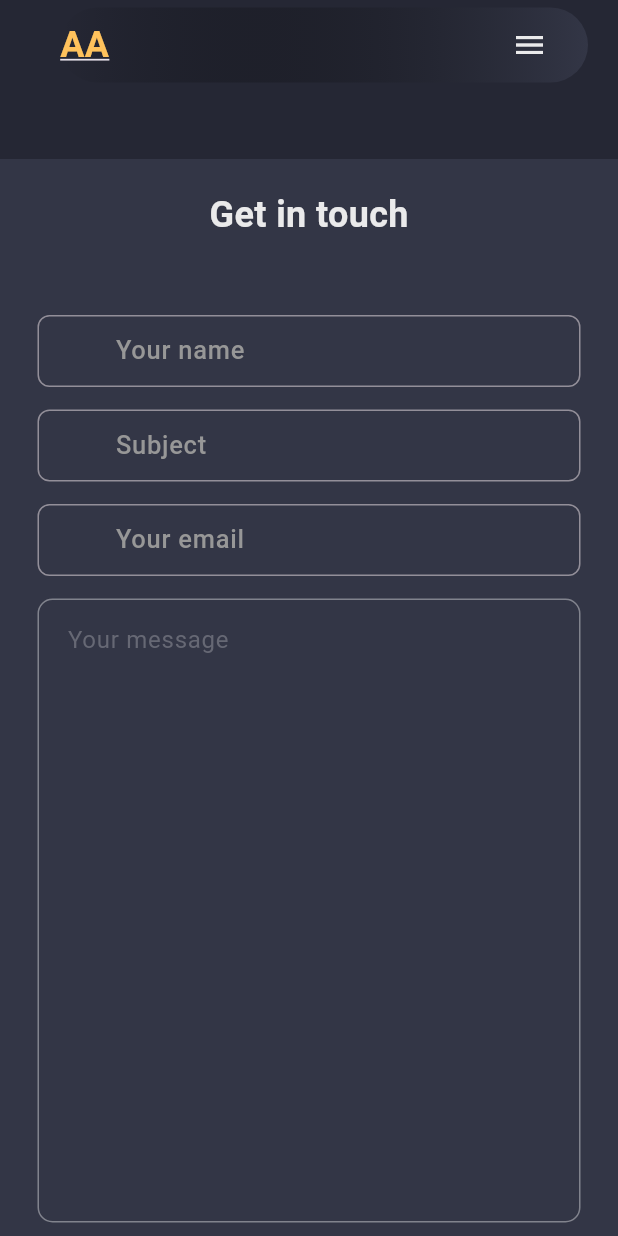
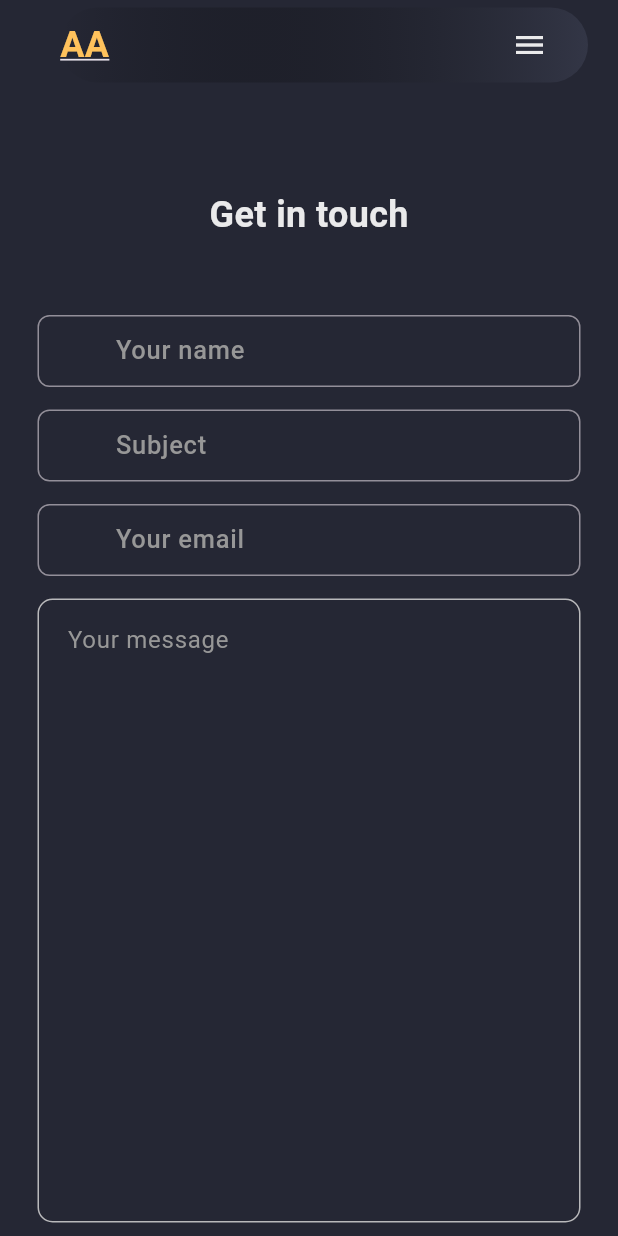
Before and after one commit to axelasa/flutterportfolio, a Flutter app: the screen it shows after launch, scrolled down 3456 dp, on a phone screen of 412 x 824 dp. Run offline on Flutter 3.47's test engine with Material 3 defaults, Android fonts, the phone set to English and light mode, and no system bars; our stand-ins replace google_fonts; missing offline and left inert: dart:js; Roboto replaces fonts that are missing (Akshar).

```diff
--- a/lib/utils/custom_text_field.dart
+++ b/lib/utils/custom_text_field.dart
@@ -8,11 +8,13 @@ class CustomTextField extends StatelessWidget {
     this.controller,
     this.maxLines = 1,
     this.hintText,
+    this.errorText,
   });
 
   final TextEditingController? controller;
   final int maxLines;
   final String? hintText;
+  final String? errorText;
 
   @override
   Widget build(BuildContext context) {
@@ -20,7 +22,7 @@ class CustomTextField extends StatelessWidget {
       controller: controller,
       maxLines: maxLines,
       style: const TextStyle(
-        color: CustomColor.scaffoldBg,
+        color: CustomColor.whitePrimary,
       ),
       decoration: InputDecoration(
         contentPadding: const EdgeInsets.all(16),
@@ -30,8 +32,9 @@ class CustomTextField extends StatelessWidget {
         enabledBorder: getInputBorder,
         border: getInputBorder,
         hintText: hintText,
+        errorText:errorText,
         hintStyle: const TextStyle(
-          color: CustomColor.hintDark,
+          color: Color(0xff979797),
         ),
       ),
     );
@@ -41,7 +44,7 @@ class CustomTextField extends StatelessWidget {
     return OutlineInputBorder(
       borderRadius: BorderRadius.circular(10),
       borderSide: const BorderSide( // Provide a proper BorderSide object
-        color: Colors.white38, // Change this to your desired color
+        color:Color(0xffb9b9bb), // Change this to your desired color
         width: 1.0, // Change this to your desired width
       ),
     );
--- a/lib/widgets/contact_section.dart
+++ b/lib/widgets/contact_section.dart
@@ -1,8 +1,6 @@
 import 'package:flutter/material.dart';
-import 'package:portfolio/constants/images.dart';
-//import 'package:portfolio/services/email_service.dart'; // Fixed typo
-
 import '../constants/colors.dart';
+import '../constants/images.dart';
 import '../constants/size.dart';
 import '../constants/sns_links.dart';
 import '../services/email_serrvice.dart';
@@ -24,18 +22,18 @@ class _ContactSectionState extends State<ContactSection> {
   final TextEditingController subjectController = TextEditingController();
   final TextEditingController messageController = TextEditingController();
 
-  bool isLoading = false; // Added this line
-
-  final GlobalKey<FormState> _formKey = GlobalKey<FormState>(); // Added this line
+  bool isLoading = false;
+  final GlobalKey<FormState> _formKeyDesktop = GlobalKey<FormState>();
+  final GlobalKey<FormState> _formKeyMobile = GlobalKey<FormState>();
+  bool _validate = false;
 
   @override
   Widget build(BuildContext context) {
     return Container(
       padding: const EdgeInsets.fromLTRB(25, 20, 25, 60),
-      color: CustomColor.bgLight1,
+      color: CustomColor.scaffoldBg,
       child: Column(
         children: [
-          // title
           const Text(
             "Get in touch",
             style: TextStyle(
@@ -54,29 +52,24 @@ class _ContactSectionState extends State<ContactSection> {
                 if (constraints.maxWidth >= minDesktopWidth) {
                   return buildNameEmailFieldDesktop();
                 }
-                // else
                 return buildNameEmailFieldMobile();
               },
             ),
           ),
           const SizedBox(height: 15),
-          // message
           ConstrainedBox(
             constraints: const BoxConstraints(
               maxWidth: 700,
-
             ),
             child: CustomTextField(
               hintText: "Your message",
               controller: messageController,
               maxLines: 16,
+              errorText: _validate ? 'Please enter your message' : null,
             ),
           ),
           const SizedBox(height: 20),
-          // send button
-          Form( // Wrap ElevatedButton with Form
-            key: _formKey,
-            child: ConstrainedBox(
+          ConstrainedBox(
             constraints: const BoxConstraints(
               maxWidth: 700,
             ),
@@ -84,7 +77,19 @@ class _ContactSectionState extends State<ContactSection> {
               width: double.maxFinite,
               child: ElevatedButton(
                 onPressed: () async {
-                    if (!_formKey.currentState!.validate()) { // Validate form
+                  setState(() {
+                    _validate = messageController.text.isEmpty;
+                  });
+
+                  bool isValid = false;
+
+                  if (isDesktop(context)) {
+                    isValid = _formKeyDesktop.currentState!.validate();
+                  } else {
+                    isValid = _formKeyMobile.currentState!.validate();
+                  }
+
+                  if (!isValid || _validate) {
                     return;
                   }
 
@@ -112,14 +117,16 @@ class _ContactSectionState extends State<ContactSection> {
                     });
                   }
                 },
+                style: ButtonStyle(
+                    backgroundColor: WidgetStateProperty.all<Color>(CustomColor.yellowPrimary)
+                ),
                 child: isLoading
                     ? const CircularProgressIndicator.adaptive(
-                    backgroundColor: Colors.white,
+                  backgroundColor: CustomColor.yellowPrimary,
                 )
                     : const Text(
                   "Get in touch",
                   style: TextStyle(color: CustomColor.whitePrimary),
-                  ),
                 ),
               ),
             ),
@@ -140,7 +147,10 @@ class _ContactSectionState extends State<ContactSection> {
               SizedBox(width: 10),
               Text(
                 '+254794227892',
-                style: TextStyle(fontSize: 15),
+                style: TextStyle(
+                  fontSize: 18,
+                  color: CustomColor.whitePrimary,
+                ),
               ),
             ],
           ),
@@ -152,30 +162,11 @@ class _ContactSectionState extends State<ContactSection> {
             child: const Divider(),
           ),
           const SizedBox(height: 15),
-          // SNS icon button links
           Wrap(
             spacing: 12,
             runSpacing: 12,
             alignment: WrapAlignment.center,
             children: [
-              InkWell(
-                onTap: () {
-                  js.context.callMethod('open', [SnsLinks.github]);
-                },
-                child: Image.asset(
-                  github,
-                  width: 28,
-                ),
-              ),
-              InkWell(
-                onTap: () {
-                  js.context.callMethod('open', [SnsLinks.linkedIn]);
-                },
-                child: Image.asset(
-                  linkedin,
-                  width: 28,
-                ),
-              ),
               InkWell(
                 onTap: () {
                   js.context.callMethod('open', [SnsLinks.tiktok]);
@@ -204,19 +195,20 @@ class _ContactSectionState extends State<ContactSection> {
                 ),
               ),
             ],
-          )
+          ),
         ],
       ),
     );
   }
 
   Widget buildNameEmailFieldDesktop() {
-    return Column(
+    return Form(
+      key: _formKeyDesktop,
+      child: Column(
         children: [
           Row(
             mainAxisSize: MainAxisSize.max,
             children: [
-            // name
               Flexible(
                 child: AppInput(
                   label: "Your name",
@@ -231,7 +223,6 @@ class _ContactSectionState extends State<ContactSection> {
                 ),
               ),
               const SizedBox(width: 15),
-            // email
               Flexible(
                 child: AppInput(
                   label: "Your email",
@@ -263,14 +254,16 @@ class _ContactSectionState extends State<ContactSection> {
             },
           ),
         ],
+      ),
     );
   }
 
-  Column buildNameEmailFieldMobile() {
-    return Column(
+  Widget buildNameEmailFieldMobile() {
+    return Form(
+      key: _formKeyMobile,
+      child: Column(
         mainAxisSize: MainAxisSize.max,
         children: [
-        // name
           AppInput(
             label: "Your name",
             type: TextInputType.text,
@@ -283,7 +276,6 @@ class _ContactSectionState extends State<ContactSection> {
             },
           ),
           const SizedBox(height: 15),
-        // subject
           AppInput(
             label: "Subject",
             type: TextInputType.text,
@@ -296,7 +288,6 @@ class _ContactSectionState extends State<ContactSection> {
             },
           ),
           const SizedBox(height: 15),
-        // email
           AppInput(
             label: "Your email",
             type: TextInputType.emailAddress,
@@ -312,6 +303,12 @@ class _ContactSectionState extends State<ContactSection> {
             },
           ),
         ],
+      ),
     );
   }
+
+  bool isDesktop(BuildContext context) {
+    return MediaQuery.of(context).size.width >= minDesktopWidth;
   }
+
+}
```
Also changed, not shown: pubspec.lock. Lines whose indentation alone changed are shown as unchanged.
